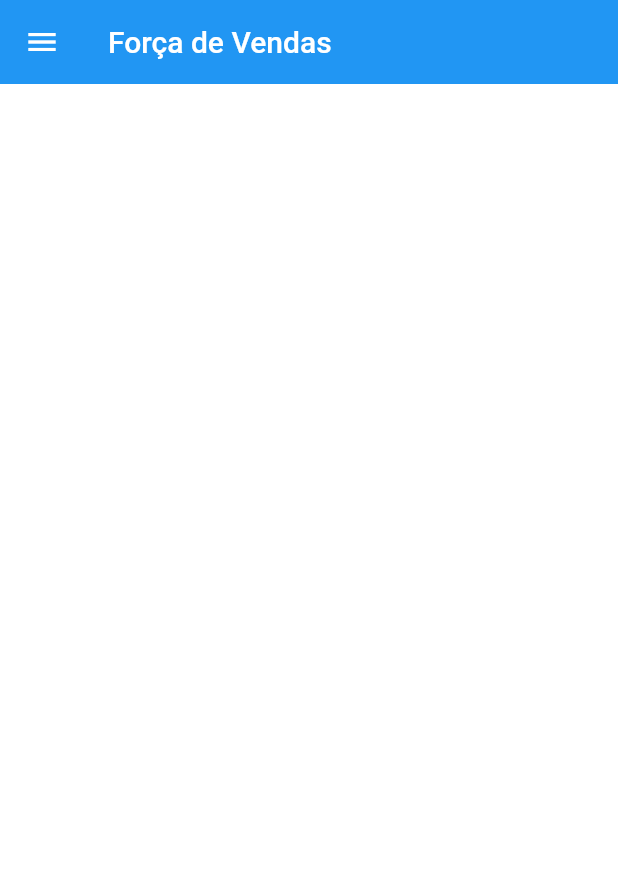
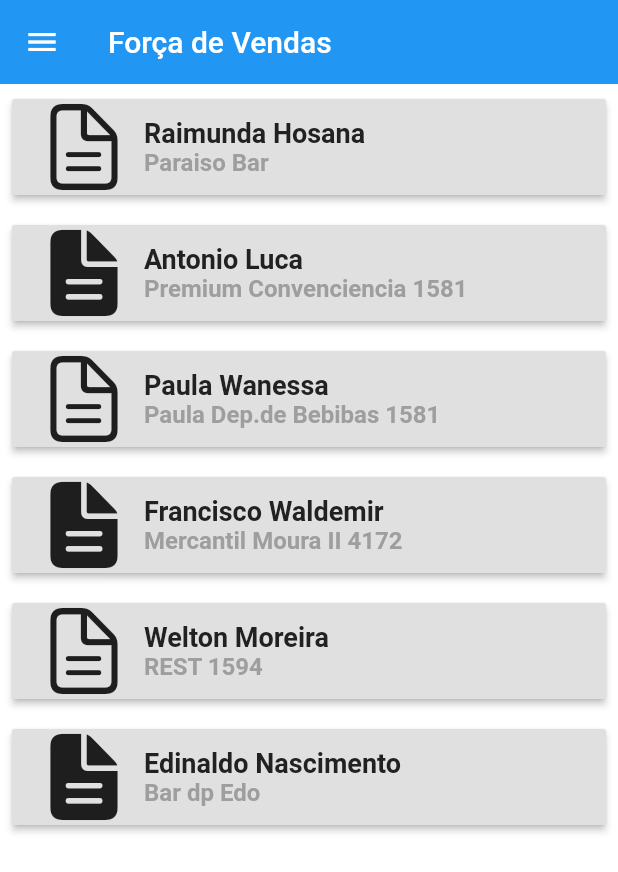
Before and after one commit to boginni/YK-Vendas-Prototype2, a Flutter app: the screen it shows after launch, on a phone screen of 412 x 824 dp. Shown: the top 872 px of the screen. Run offline on Flutter 3.47's test engine with Material 2 defaults, Android fonts, the phone set to English and light mode, and no system bars; our stand-ins replace cloud_firestore, firebase_auth, firebase_core; accounts and stored records are empty.

Commit message:
Tela Principal | Imcompleto

```diff
--- a/lib/screens/mensagens/mensagens.dart
+++ b/lib/screens/mensagens/mensagens.dart
@@ -1,9 +1,10 @@
 import 'package:flutter/material.dart';
 import 'package:loja_virtual/common/custom_drawer/custom_drawer.dart';
+import 'package:loja_virtual/screens/base/moddel_screen.dart';
 
-class TelaMensagens extends StatelessWidget {
+class TelaMensagens extends ModdelScreen {
   @override
-  Widget build(BuildContext context) {
+  Widget getCustomScreen(BuildContext context) {
     return Scaffold(
         appBar: AppBar(
           title: Text('Mensagens'),
@@ -15,4 +16,5 @@ class TelaMensagens extends StatelessWidget {
           child: Center(child: Text('Nem uma mensagem')),
         ));
   }
+
 }
--- a/lib/screens/novo cliente/novo_cliente.dart
+++ b/lib/screens/novo cliente/novo_cliente.dart
@@ -6,6 +6,7 @@ import 'package:loja_virtual/common/FormField/form_field.dart';
 import 'package:loja_virtual/common/FormField/form_image.dart';
 import 'package:loja_virtual/common/FormField/form_text.dart';
 import 'package:loja_virtual/common/custom_drawer/custom_drawer.dart';
+import 'package:loja_virtual/screens/base/moddel_screen.dart';
 
 class Cliente{
 
@@ -33,7 +34,7 @@ class Cliente{
   String rota = "";
 }
 
-class TelaNovoCliente extends StatelessWidget {
+class TelaNovoCliente extends ModdelScreen {
 
 
 
@@ -42,7 +43,7 @@ class TelaNovoCliente extends StatelessWidget {
   final GlobalKey<FormState> formKey = GlobalKey<FormState>();
 
   @override
-  Widget build(BuildContext context) {
+  Widget getCustomScreen(BuildContext context) {
     var formfields = <ValueNotifier>[];
 
     return Scaffold(
--- a/lib/screens/rotas/tela_rotas.dart
+++ b/lib/screens/rotas/tela_rotas.dart
@@ -2,11 +2,11 @@ import 'package:flutter/cupertino.dart';
 import 'package:flutter/material.dart';
 import 'package:flutter/painting.dart';
 import 'package:loja_virtual/common/custom_drawer/custom_drawer.dart';
+import 'package:loja_virtual/screens/base/moddel_screen.dart';
 
-class TelaRotas extends StatelessWidget {
+class TelaRotas extends ModdelScreen {
   @override
-  Widget build(BuildContext context) {
-    // TODO: implement build
+  Widget getCustomScreen(BuildContext context) {
     return Scaffold(
         appBar: AppBar(
           title: Text('Novo Cliente'),
@@ -58,7 +58,9 @@ class RotaTile extends StatelessWidget {
 
   static Widget getMapIcon() {
     return Icon(
-        ++curMap % 2 != 0 ? CupertinoIcons.map : CupertinoIcons.map_fill,size: 32,);
+      ++curMap % 2 != 0 ? CupertinoIcons.map : CupertinoIcons.map_fill,
+      size: 32,
+    );
   }
 
   @override
@@ -69,7 +71,9 @@ class RotaTile extends StatelessWidget {
         Row(
           children: [
             getMapIcon(),
-            SizedBox(width: 12,),
+            SizedBox(
+              width: 12,
+            ),
             Flexible(
               child: Text(
                 nome,
--- a/lib/screens/tela principal/tela_principal.dart
+++ b/lib/screens/tela principal/tela_principal.dart
@@ -1,18 +1,118 @@
+import 'package:flutter/cupertino.dart';
 import 'package:flutter/material.dart';
+import 'package:flutter/widgets.dart';
 import 'package:loja_virtual/common/custom_drawer/custom_drawer.dart';
+import 'package:loja_virtual/screens/base/moddel_screen.dart';
 
-class TelaPrincipal extends StatelessWidget {
+class TelaPrincipal extends ModdelScreen {
   @override
-  Widget build(BuildContext context) {
-    // TODO: implement build
+  Widget getCustomScreen(BuildContext context) {
     return Scaffold(
       appBar: AppBar(
         title: Text("Força de Vendas"),
       ),
+      backgroundColor: Colors.white,
       drawer: CustomDrawer(),
       body: Container(
-        color: Colors.white,
+        child: Column(
+          children: [
+            TileVisita(
+              nome: 'Raimunda Hosana',
+              apelido: 'Paraiso Bar',
+            ),
+            TileVisita(
+              nome: 'Antonio Luca',
+              apelido: 'Premium Convenciencia 1581',
+            ),
+            TileVisita(
+              nome: 'Paula Wanessa',
+              apelido: 'Paula Dep.de Bebibas 1581',
+            ),
+            TileVisita(
+              nome: 'Francisco Waldemir',
+              apelido: 'Mercantil Moura II 4172',
+            ),
+            TileVisita(
+              nome: 'Welton Moreira',
+              apelido: 'REST 1594',
+            ),
+            TileVisita(
+              nome: 'Edinaldo Nascimento',
+              apelido: 'Bar dp Edo',
+            ),
+          ],
+        ),
       ),
     );
   }
 }
+
+class TileVisita extends StatelessWidget {
+  const TileVisita({Key? key, this.nome, this.apelido}) : super(key: key);
+
+  final apelido;
+  final nome;
+  static int curMap = 0;
+
+  static Widget getMapIcon() {
+    return Icon(
+      ++curMap % 2 != 0
+          ? CupertinoIcons.doc_text
+          : CupertinoIcons.doc_text_fill,
+      size: 64,
+    );
+  }
+
+  @override
+  Widget build(BuildContext context) {
+    // TODO: implement build
+    return Container(
+      margin: EdgeInsets.symmetric(horizontal: 8, vertical: 10),
+      child: RaisedButton(
+
+        onPressed: () {  },
+        child: Column(
+          children: [
+            Row(
+              children: [
+                getMapIcon(),
+                SizedBox(
+                  width: 8,
+                ),
+                Flexible(
+                  child: Column(
+                    children: [
+                      Align(
+                        alignment: Alignment.topLeft,
+                        child: Text(nome,
+                            style: TextStyle(
+                                fontSize: 18,
+                                fontWeight: FontWeight.bold,
+                                color: Colors.grey[900])),
+                      ),
+                      Align(
+                        alignment: Alignment.topLeft,
+                        child: Text(
+                          apelido,
+                          style: TextStyle(
+                            fontSize: 16,
+                            fontWeight: FontWeight.bold,
+                            color: Colors.grey[500],
+                          ),
+                          textAlign: TextAlign.left,
+                        ),
+                      ),
+                    ],
+                  ),
+                ),
+              ],
+            ),
+            // Divider(
+            //   color: Colors.grey,
+            // ),
+          ],
+        ),
+      ),
+    );
+  }
+}
```
